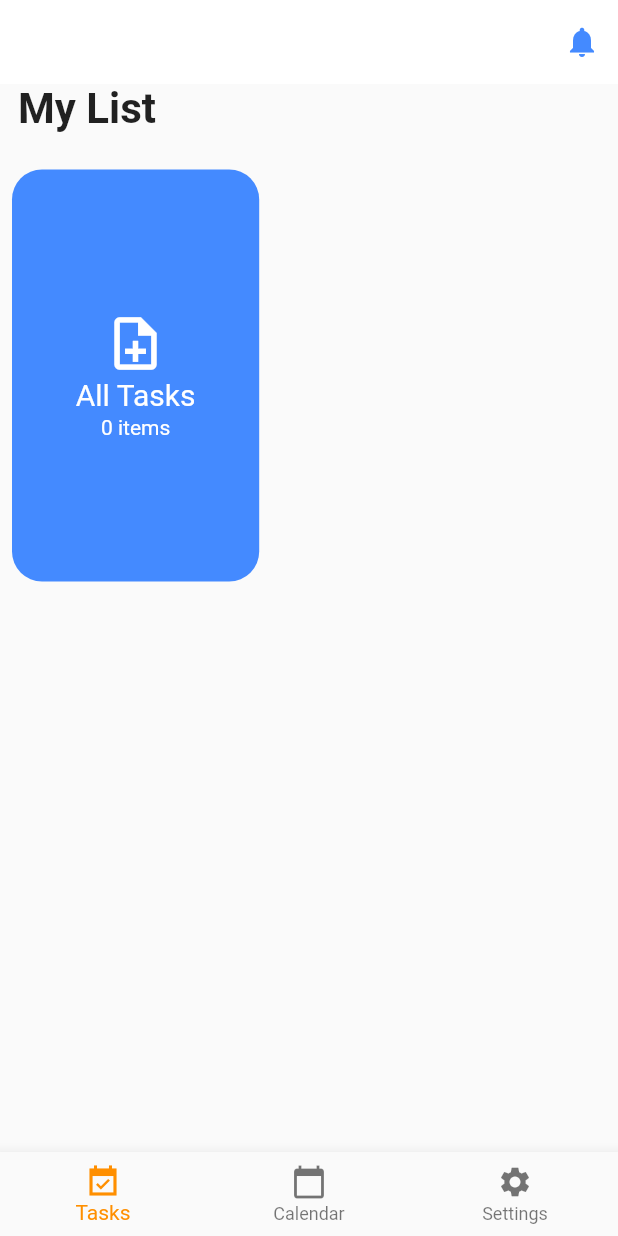
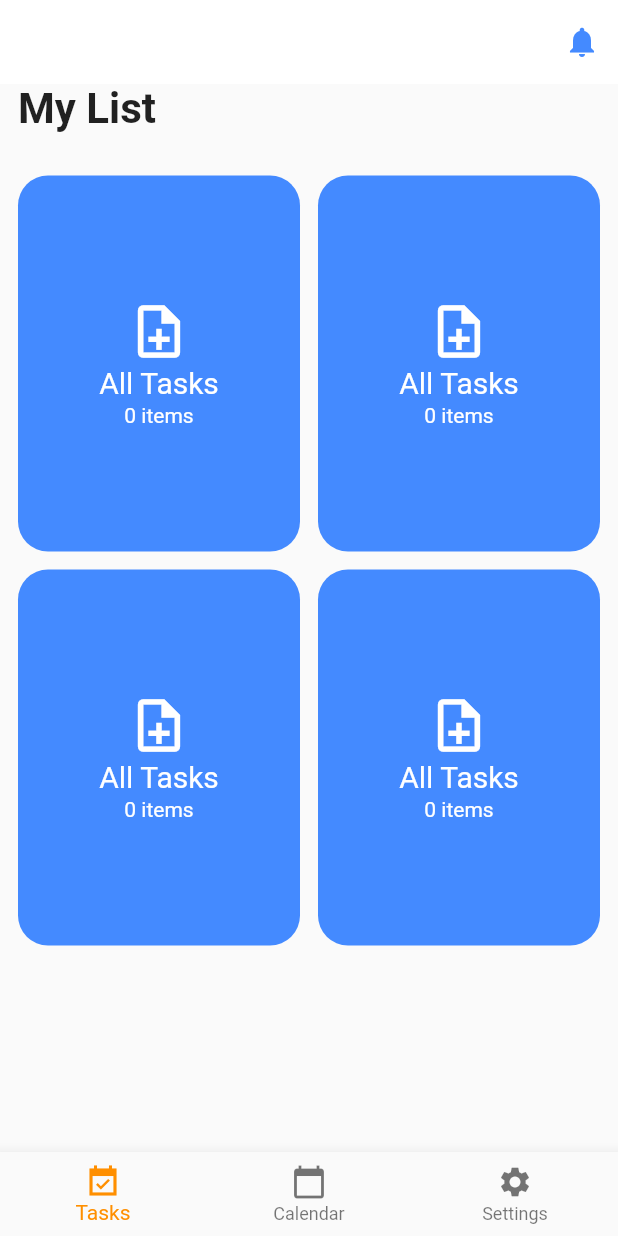
Before and after one commit to plunex/elite_106_flutter, a Flutter app: the screen it shows after launch, on a phone screen of 412 x 824 dp. Run offline on Flutter 3.47's test engine with Material 2 defaults, Android fonts, the phone set to English and light mode, and no system bars.

Commit message:
Worked on home cards

```diff
--- a/lib/src/ui/screens/home/components/card_item_widget.dart
+++ b/lib/src/ui/screens/home/components/card_item_widget.dart
@@ -1,6 +1,8 @@
 import 'package:flutter/material.dart';
 
 class CardItem extends StatelessWidget {
+  // final double cardWidth;
+  // final double cardHeight;
   final Color color;
   final IconData iconData;
   final String description;
@@ -9,6 +11,8 @@ class CardItem extends StatelessWidget {
 
   const CardItem({
     Key? key,
+    // required this.cardWidth,
+    // required this.cardHeight,
     required this.color,
     required this.iconData,
     required this.description,
@@ -18,18 +22,11 @@ class CardItem extends StatelessWidget {
 
   @override
   Widget build(BuildContext context) {
-    var screenWidth = MediaQuery.of(context).size.width;
-    var screenHeight = MediaQuery.of(context).size.height;
-
-    var cardWidth = screenWidth * 0.4;
-    var cardHeight = screenHeight / 3;
-
     return Container(
-      width: cardWidth,
-      height: cardHeight,
-      margin: EdgeInsets.all(8),
-      decoration: BoxDecoration(
-          color: color, borderRadius: BorderRadius.all(Radius.circular(20))),
+      // width: cardWidth,
+      // height: cardHeight,
+      // margin: EdgeInsets.all(8),
+      decoration: BoxDecoration(color: color, borderRadius: BorderRadius.all(Radius.circular(20))),
       child: Column(
         mainAxisAlignment: MainAxisAlignment.center,
         children: [
--- a/lib/src/ui/screens/home/sections/body_section.dart
+++ b/lib/src/ui/screens/home/sections/body_section.dart
@@ -7,6 +7,12 @@ class BodySection extends StatelessWidget {
 
   @override
   Widget build(BuildContext context) {
+    var screenWidth = MediaQuery.of(context).size.width;
+    var screenHeight = MediaQuery.of(context).size.height;
+
+    var cardWidth = screenWidth * 0.5;
+    var cardHeight = screenHeight / 3;
+
     return Column(
       crossAxisAlignment: CrossAxisAlignment.start,
       children: [
@@ -14,13 +20,37 @@ class BodySection extends StatelessWidget {
         SizedBox(
           height: 16,
         ),
-        CardItem(
+        // CardItem(
+        //   color: Colors.blueAccent,
+        //   iconData: Icons.note_add_outlined,
+        //   description: "All Tasks",
+        //   taskCount: 0,
+        //   onClick: onItemPressed,
+        // ),
+        Expanded(
+          child: Padding(
+            padding: const EdgeInsets.all(12.0),
+            child: GridView.count(
+              // Create a grid with 2 columns. If you change the scrollDirection to
+              // horizontal, this produces 2 rows.
+              childAspectRatio: (cardWidth / cardHeight),
+              crossAxisCount: 2,
+              crossAxisSpacing: 12,
+              mainAxisSpacing: 12,
+              children: List.generate(4, (index) {
+                return CardItem(
+                  // cardWidth: cardWidth,
+                  // cardHeight: cardHeight,
                   color: Colors.blueAccent,
                   iconData: Icons.note_add_outlined,
                   description: "All Tasks",
                   taskCount: 0,
                   onClick: onItemPressed,
+                );
+              }),
             ),
+          ),
+        )
       ],
     );
   }
```
Lines whose indentation alone changed are shown as unchanged.
